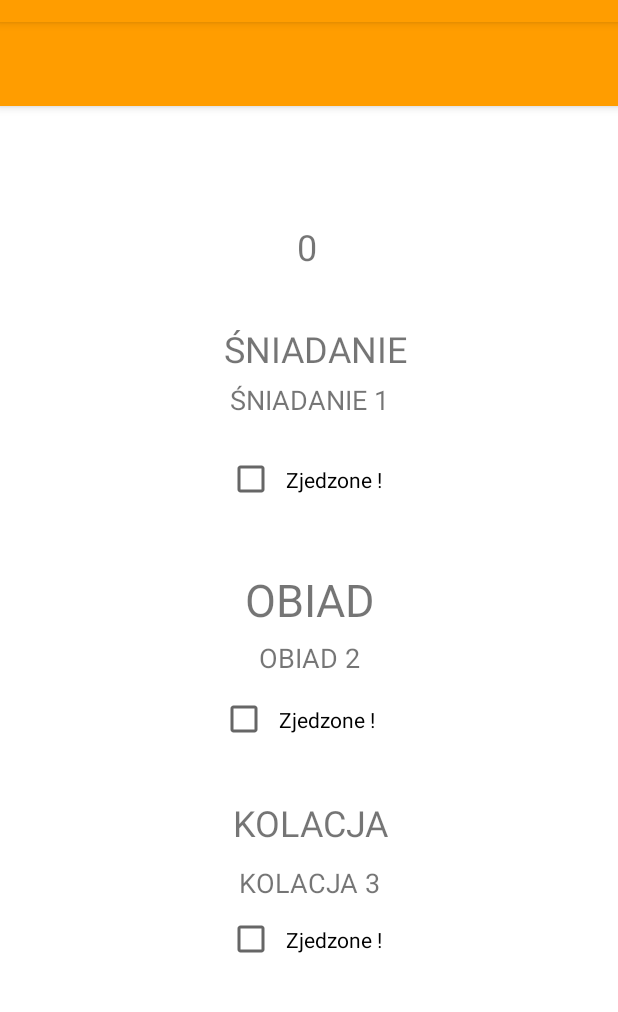
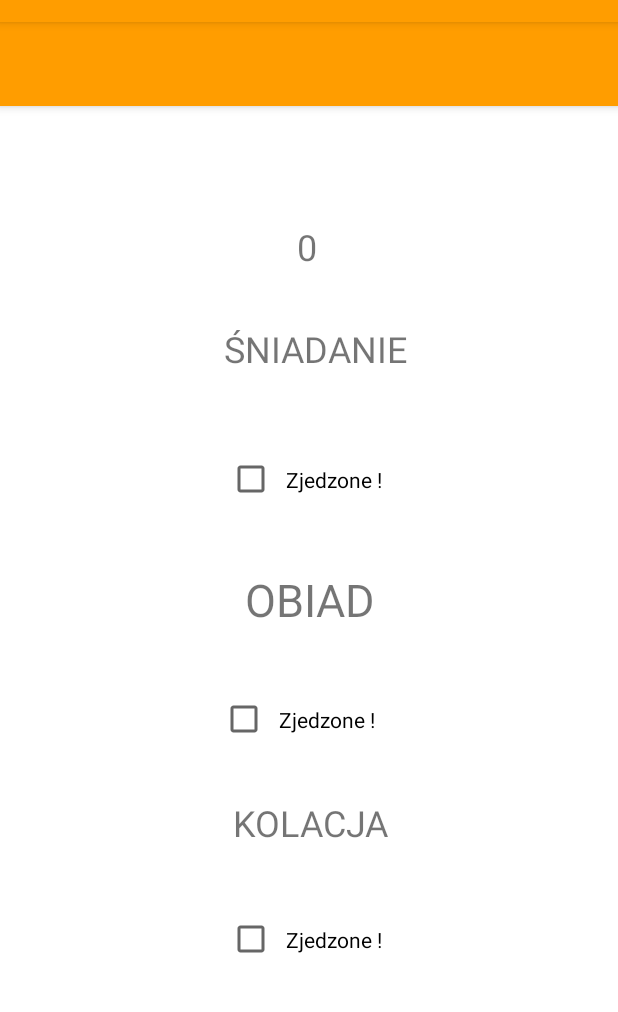
Before and after one commit to POskar/FitComet, an Android app: the MainActivity screen opened directly, with no data from a screen before it, after a tap on "Dieta", on a phone screen of 412 x 824 dp, the part 62-1074 px from its top. Run offline under Robolectric (Android 15) with nearby library versions, the phone set to English and light mode, and no system bars; our stand-ins replace Firebase (no records; nobody signed in at launch, a user with empty details on screens opened directly); 5 statements that could not run were skipped; 1 other tap on this screen came first.

Commit message:
Poprawki diety

```diff
--- a/app/src/main/java/com/example/fitcometv3/Diet_Fragment.java
+++ b/app/src/main/java/com/example/fitcometv3/Diet_Fragment.java
@@ -26,7 +26,7 @@ public class Diet_Fragment extends Fragment {
     TextView tvKalorie, tvSniadanie, tvObiad, tvKolacja;
 
     int userWiek, userWaga, userWzrost;
-    double userKalorie, userPoziomAktywnosci;
+    double userKalorie, userKalorieHolder, userPoziomAktywnosci;
 
     FirebaseAuth mAuth;
     DatabaseReference mDatabaseRef, mPosilkiRef;
@@ -82,11 +82,13 @@ public class Diet_Fragment extends Fragment {
             }
         });
 
-        Random r = new Random();
-
         mPosilkiRef.addListenerForSingleValueEvent(new ValueEventListener() {
             @Override
             public void onDataChange(@NonNull DataSnapshot dataSnapshot) {
+                //userKalorie jest widoczne, dieta jako zestawy co 100 kalorii, <2000, 3000>, łapiące przedział 50
+                //ewentualnie zamiana z posilkiem z innego zestawu, ale tego samego poziomu kalorii
+                Random r = new Random();
+                int i1 = r.nextInt(10 - 1 + 1) + 1;
 
             }
 
--- a/app/src/main/java/com/example/fitcometv3/MainActivity.java
+++ b/app/src/main/java/com/example/fitcometv3/MainActivity.java
@@ -66,7 +66,7 @@ public class MainActivity extends AppCompatActivity
                 finishActivity(0);
             } else {
                 Zapis.editDodaj = false;
-                super.onBackPressed();//po usunieciu nic sie nie dzieje
+                super.onBackPressed();
 
             }
         }
--- a/app/src/main/res/layout/diet_layout.xml
+++ b/app/src/main/res/layout/diet_layout.xml
@@ -53,7 +53,6 @@
             android:layout_marginTop="8dp"
             android:layout_marginEnd="8dp"
             android:layout_marginBottom="8dp"
-            android:text="ŚNIADANIE 1"
             android:textAlignment="center"
             android:textSize="18sp"
             app:layout_constraintBottom_toBottomOf="parent"
@@ -104,7 +103,6 @@
             android:layout_marginTop="8dp"
             android:layout_marginEnd="8dp"
             android:layout_marginBottom="8dp"
-            android:text="OBIAD 2"
             android:textAlignment="center"
             android:textSize="18sp"
             app:layout_constraintBottom_toBottomOf="parent"
@@ -157,7 +155,6 @@
             android:layout_marginTop="8dp"
             android:layout_marginEnd="8dp"
             android:layout_marginBottom="8dp"
-            android:text="KOLACJA 3"
             android:textAlignment="center"
             android:textSize="18sp"
             app:layout_constraintBottom_toBottomOf="parent"
```
